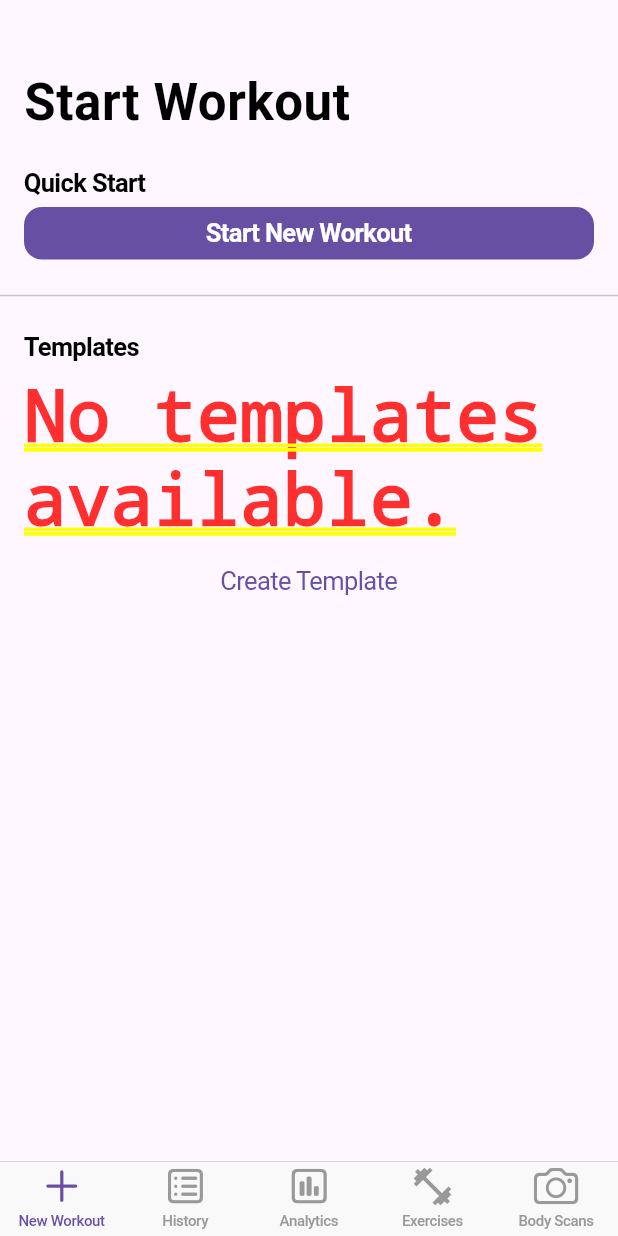
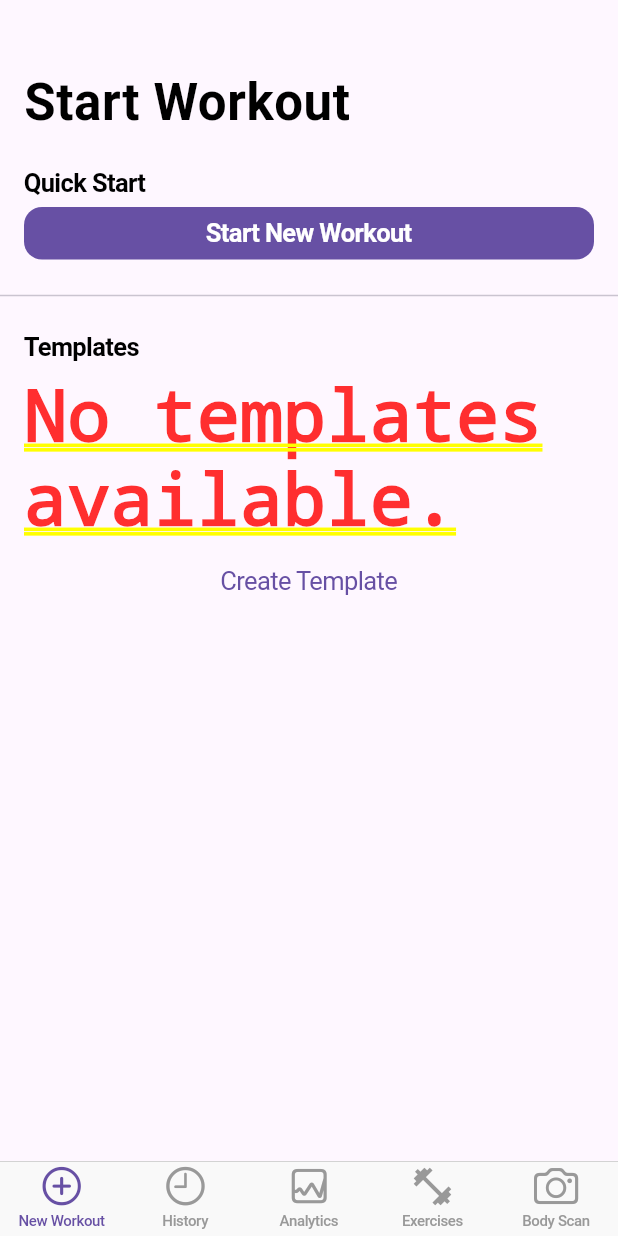
Before and after one commit to florinsalasan/workout-tracker, a Flutter app: the screen it shows after launch, on a phone screen of 412 x 824 dp. Run offline on Flutter 3.47's test engine with Material 3 defaults, Android fonts, the phone set to English and light mode, and no system bars.

Commit message:
restructured the screen_controller file, rewrote the overlay, however there is currently an issue where the expanded/minimized state is seemingly separate for each screen rather than shared across the app"

```diff
--- a/lib/app.dart
+++ b/lib/app.dart
@@ -1,7 +1,7 @@
 import 'dart:io';
 import 'package:flutter/cupertino.dart';
 import 'package:flutter/material.dart';
-import 'screens/screen_controller.dart';
+import 'screen_controller.dart';
 
 class MyApp extends StatelessWidget {
   const MyApp({super.key});
--- /dev/null
+++ b/lib/screen_controller.dart
@@ -0,0 +1,72 @@
+import 'package:flutter/material.dart';
+import 'package:flutter/cupertino.dart';
+import 'package:provider/provider.dart';
+import 'package:workout_tracker/screens/workout.dart';
+import 'screens/home.dart';
+import 'screens/history.dart';
+import 'screens/analytics.dart';
+import 'screens/exercises.dart';
+import 'screens/scans.dart';
+import 'widgets/workout_overlay.dart';
+
+class MainScreen extends StatelessWidget {
+  const MainScreen({super.key});
+
+  @override
+  Widget build(BuildContext context) {
+    return CupertinoTabScaffold(
+      tabBar: CupertinoTabBar(
+        items: [
+          BottomNavigationBarItem(
+              icon: Icon(CupertinoIcons.plus_circle), label: 'New Workout'),
+          BottomNavigationBarItem(
+              icon: Icon(CupertinoIcons.clock), label: 'History'),
+          BottomNavigationBarItem(
+              icon: Icon(CupertinoIcons.graph_square), label: 'Analytics'),
+          BottomNavigationBarItem(
+              icon: Icon(Icons.fitness_center), label: 'Exercises'),
+          BottomNavigationBarItem(
+              icon: Icon(CupertinoIcons.camera), label: 'Body Scan'),
+        ],
+      ),
+      tabBuilder: (context, index) {
+        return CupertinoTabView(
+          builder: (context) {
+            return CupertinoPageScaffold(
+              child: Stack(
+                children: [
+                  _buildScreen(index),
+                  Consumer<WorkoutState>(
+                    builder: (context, workoutState, child) {
+                      if (workoutState.isWorkoutActive) {
+                        return WorkoutOverlay();
+                      }
+                      return SizedBox.shrink();
+                    },
+                  ),
+                ],
+              ),
+            );
+          },
+        );
+      },
+    );
+  }
+
+  Widget _buildScreen(int index) {
+    switch (index) {
+      case 0:
+        return HomeScreen();
+      case 1:
+        return HistoryScreen();
+      case 2:
+        return AnalyticsScreen();
+      case 3:
+        return ExercisesScreen();
+      case 4:
+        return ScanScreen();
+      default:
+        throw Exception("invalid tab");
+    }
+  }
+}
--- a/lib/screens/home.dart
+++ b/lib/screens/home.dart
@@ -40,10 +40,7 @@ class HomeScreen extends StatelessWidget {
                               'Start New Workout'),
                           onPressed: () {
                             // Navigate to the current workout screen or start a new workout
-                            final workoutState = Provider.of<WorkoutState>(
-                                context,
-                                listen: false);
-                            workoutState.startWorkout();
+                            context.read<WorkoutState>().startWorkout();
                           },
                         ),
                       ),
--- a/lib/screens/screen_controller.dart
+++ /dev/null
@@ -1,110 +0,0 @@
-import 'package:flutter/cupertino.dart';
-import 'package:flutter/material.dart';
-import 'package:provider/provider.dart';
-import 'home.dart';
-import 'history.dart';
-import 'analytics.dart';
-import 'exercises.dart';
-import 'scans.dart';
-import 'workout.dart';
-import '../widgets/overlay_handle.dart';
-
-class MainScreen extends StatefulWidget {
-  const MainScreen({super.key});
-
-  @override
-  State<MainScreen> createState() => _MainScreenState();
-}
-
-class _MainScreenState extends State<MainScreen> {
-  @override
-  Widget build(BuildContext context) {
-    return Directionality(
-      textDirection: TextDirection.ltr,
-      child: CupertinoTabScaffold(
-        tabBar: CupertinoTabBar(
-          items: const [
-            BottomNavigationBarItem(
-              icon: Icon(CupertinoIcons.add),
-              label: 'New Workout',
-            ),
-            BottomNavigationBarItem(
-              icon: Icon(CupertinoIcons.square_list),
-              label: 'History',
-            ),
-            BottomNavigationBarItem(
-              icon: Icon(CupertinoIcons.chart_bar_square),
-              label: 'Analytics',
-            ),
-            BottomNavigationBarItem(
-              icon: Icon(Icons.fitness_center),
-              label: 'Exercises',
-            ),
-            BottomNavigationBarItem(
-              icon: Icon(CupertinoIcons.camera),
-              label: 'Body Scans',
-            ),
-          ],
-        ),
-        tabBuilder: (context, index) {
-          return Stack(
-            children: [
-              CupertinoTabView(
-                builder: (context) {
-                  switch (index) {
-                    case 0:
-                      return const HomeScreen();
-                    case 1:
-                      return const HistoryScreen();
-                    case 2:
-                      return const AnalyticsScreen();
-                    case 3:
-                      return const ExercisesScreen();
-                    case 4:
-                      return const ScanScreen();
-                    default:
-                      throw Exception('Invalid tab');
-                  }
-                },
-              ),
-              Consumer<WorkoutState>(
-                builder: (context, workoutState, child) {
-                  if (workoutState.isWorkoutActive) {
-                    return Stack(children: [
-                      AnimatedContainer(
-                        duration: Duration(milliseconds: 300),
-                        height: workoutState.isOverlayExpanded ? 800.0 : 60.0,
-                        color: Colors.blue,
-                        child: Stack(children: [
-                          Text(
-                            workoutState.isOverlayExpanded
-                                ? 'Minimize Workout'
-                                : 'Current Workout',
-                          ),
-                        ]),
-                      ),
-                      Positioned(
-                          top: 100.0,
-                          right: 0.0,
-                          left: 0.0,
-                          child: DraggableOverlayHandle(
-                            onMinimize: () =>
-                                context.read<WorkoutState>().minimizeOverlay(),
-                            onUpdateHeight: (newHeight) => context
-                                .read<WorkoutState>()
-                                .updateOverlayHeight(newHeight),
-                            initialHeight:
-                                context.read<WorkoutState>().initialHeight,
-                          ))
-                    ]);
-                  }
-                  return SizedBox.shrink();
-                },
-              ),
-            ],
-          );
-        },
-      ),
-    );
-  }
-}
```
Also changed, not shown: lib/screens/workout.dart (+18 -22 lines), lib/widgets/overlay_handle.dart (+64 -64 lines), lib/widgets/workout_overlay.dart (added, +74 -0 lines).
